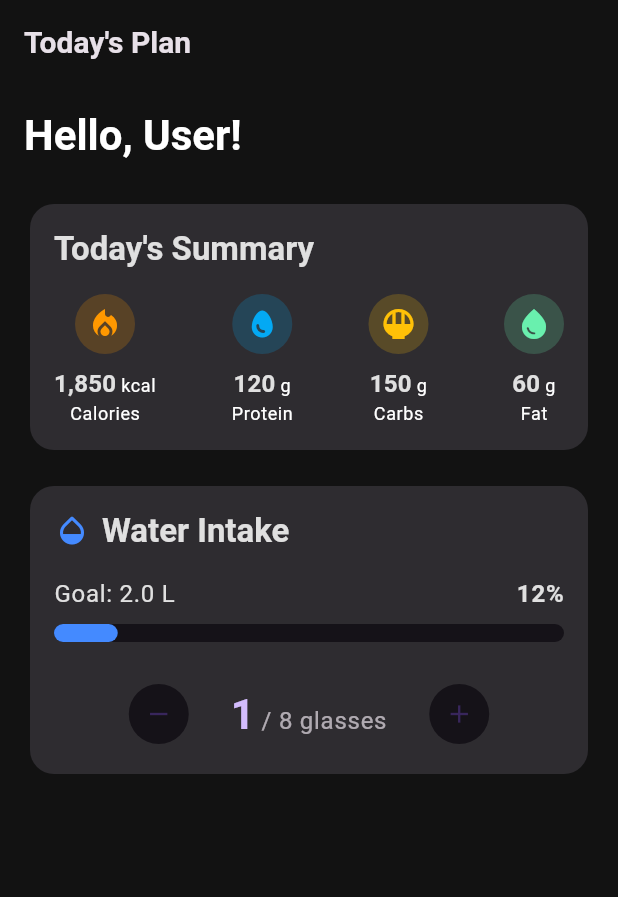
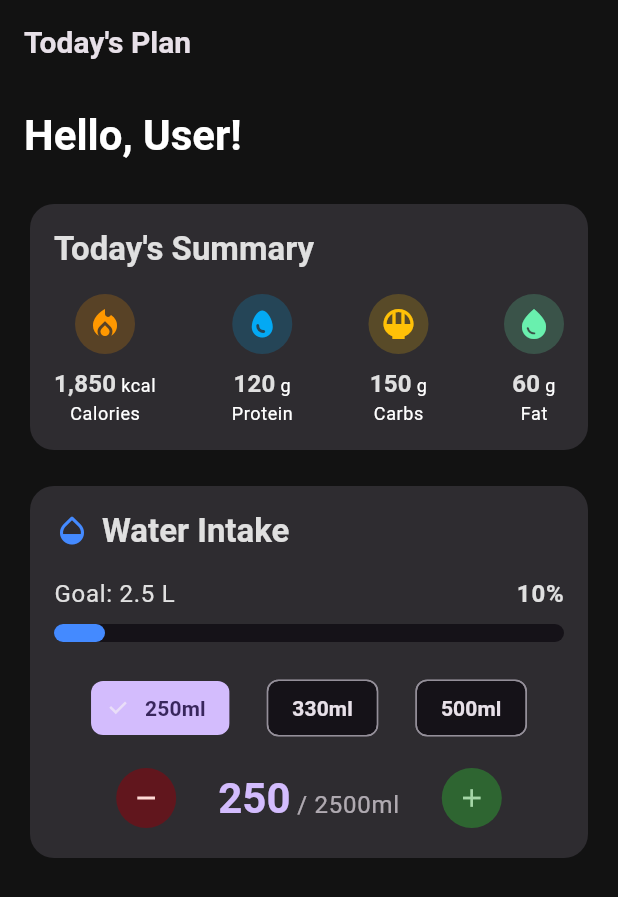
Before and after one commit to devrugu/health_ai_app, a Flutter app: the DashboardScreen screen opened directly, after a tap on the "add" icon, on a phone screen of 412 x 824 dp. Shown: the top 897 px of the screen. Run offline on Flutter 3.47's test engine with Material 3 defaults, Android fonts, the phone set to English and light mode, and no system bars; drawn by our look-alikes of flutter_animate.

Commit message:
feat(dashboard): Add cup size selection and enhance water tracker UI

```diff
--- /dev/null
+++ b/lib/src/features/dashboard/presentation/widgets/cup_size_selector.dart
@@ -0,0 +1,45 @@
+// lib/src/features/dashboard/presentation/widgets/cup_size_selector.dart
+
+import 'package:flutter/material.dart';
+
+class CupSizeSelector extends StatelessWidget {
+  final List<int> cupSizes;
+  final int selectedSize;
+  final Function(int) onSizeSelected;
+
+  const CupSizeSelector({
+    super.key,
+    required this.cupSizes,
+    required this.selectedSize,
+    required this.onSizeSelected,
+  });
+
+  @override
+  Widget build(BuildContext context) {
+    final theme = Theme.of(context);
+
+    return Row(
+      mainAxisAlignment: MainAxisAlignment.spaceEvenly,
+      children: cupSizes.map((size) {
+        final isSelected = size == selectedSize;
+        return ChoiceChip(
+          label: Text('${size}ml'),
+          selected: isSelected,
+          onSelected: (_) => onSizeSelected(size),
+          // Style for a more modern, integrated look
+          backgroundColor: theme.colorScheme.surface,
+          selectedColor: theme.colorScheme.primary,
+          labelStyle: TextStyle(
+            fontWeight: FontWeight.bold,
+            color: isSelected
+                ? theme.colorScheme.onPrimary
+                : theme.colorScheme.onSurface,
+          ),
+          side: isSelected
+              ? BorderSide.none
+              : BorderSide(color: theme.colorScheme.outline),
+        );
+      }).toList(),
+    );
+  }
+}
--- a/lib/src/features/dashboard/presentation/widgets/water_log_controls.dart
+++ b/lib/src/features/dashboard/presentation/widgets/water_log_controls.dart
@@ -3,15 +3,15 @@
 import 'package:flutter/material.dart';
 
 class WaterLogControls extends StatelessWidget {
-  final int glassesConsumed;
-  final int glassesGoal;
+  final int waterConsumedMl;
+  final int waterGoalMl;
   final VoidCallback onAdd;
   final VoidCallback onRemove;
 
   const WaterLogControls({
     super.key,
-    required this.glassesConsumed,
-    required this.glassesGoal,
+    required this.waterConsumedMl,
+    required this.waterGoalMl,
     required this.onAdd,
     required this.onRemove,
   });
@@ -19,38 +19,37 @@ class WaterLogControls extends StatelessWidget {
   @override
   Widget build(BuildContext context) {
     final theme = Theme.of(context);
-    // Button is disabled if we can't remove more water
-    final canRemove = glassesConsumed > 0;
-    // Button is disabled if we've already reached the goal
-    final canAdd = glassesConsumed < glassesGoal;
+    final canRemove = waterConsumedMl > 0;
+    final canAdd = waterConsumedMl < waterGoalMl;
 
     return Row(
       mainAxisAlignment: MainAxisAlignment.center,
       children: [
-        // The "Remove" button
+        // The "Remove" button - now with a reddish color
         IconButton.filled(
           style: IconButton.styleFrom(
-            backgroundColor: theme.colorScheme.surface,
+            backgroundColor: theme.colorScheme.errorContainer.withOpacity(0.5),
+            foregroundColor: theme.colorScheme.onErrorContainer,
           ),
           iconSize: 20,
-          onPressed: canRemove ? onRemove : null, // Disable if needed
+          onPressed: canRemove ? onRemove : null,
           icon: const Icon(Icons.remove),
         ),
         const SizedBox(width: 24),
 
-        // The text display
+        // Updated text display for milliliters
         Text.rich(
           TextSpan(
             children: [
               TextSpan(
-                text: '$glassesConsumed',
+                text: '$waterConsumedMl',
                 style: theme.textTheme.headlineMedium?.copyWith(
                   fontWeight: FontWeight.bold,
                   color: theme.colorScheme.primary,
                 ),
               ),
               TextSpan(
-                text: ' / $glassesGoal glasses',
+                text: ' / ${waterGoalMl}ml',
                 style: theme.textTheme.bodyLarge?.copyWith(
                   color: theme.colorScheme.onSurface.withOpacity(0.7),
                 ),
@@ -60,13 +59,15 @@ class WaterLogControls extends StatelessWidget {
         ),
         const SizedBox(width: 24),
 
-        // The "Add" button
+        // The "Add" button - now with a greenish color
         IconButton.filled(
           style: IconButton.styleFrom(
-            backgroundColor: theme.colorScheme.surface,
+            // A deep green that works well on dark themes
+            backgroundColor: Colors.green.shade800.withOpacity(0.7),
+            foregroundColor: Colors.green.shade200,
           ),
           iconSize: 20,
-          onPressed: canAdd ? onAdd : null, // Disable if needed
+          onPressed: canAdd ? onAdd : null,
           icon: const Icon(Icons.add),
         ),
       ],
--- a/lib/src/features/dashboard/presentation/widgets/water_tracker_card.dart
+++ b/lib/src/features/dashboard/presentation/widgets/water_tracker_card.dart
@@ -1,6 +1,8 @@
 // lib/src/features/dashboard/presentation/widgets/water_tracker_card.dart
 
+import 'dart:math'; // We need this for the min() and max() functions
 import 'package:flutter/material.dart';
+import 'package:health_ai_app/src/features/dashboard/presentation/widgets/cup_size_selector.dart';
 import 'package:health_ai_app/src/features/dashboard/presentation/widgets/water_log_controls.dart';
 
 class WaterTrackerCard extends StatefulWidget {
@@ -11,38 +13,50 @@ class WaterTrackerCard extends StatefulWidget {
 }
 
 class _WaterTrackerCardState extends State<WaterTrackerCard> {
-  // --- STATE VARIABLES ---
-  // These will be dynamic in the future, based on user's goal.
-  final int _glassesGoal = 8; // e.g., 8 glasses
-  final double _goalInLiters = 2.0;
+  // --- STATE VARIABLES (Now using Milliliters) ---
+  final int _waterGoalMl = 2500; // 2.5 Liters
+  int _waterConsumedMl = 0;
 
-  // This is the core state variable that will be updated.
-  int _glassesConsumed = 0;
+  // State for the cup selector
+  final List<int> _cupSizes = const [250, 330, 500];
+  late int _selectedCupSize; // 'late' because it's initialized in initState
 
-  // --- STATE METHODS ---
-  void _addGlass() {
-    // setState is crucial. It tells Flutter to rebuild the widget with the new state.
-    if (_glassesConsumed < _glassesGoal) {
-      setState(() {
-        _glassesConsumed++;
-      });
-    }
+  @override
+  void initState() {
+    super.initState();
+    // Set the default selected cup size when the widget is first created.
+    _selectedCupSize = _cupSizes.first;
   }
 
-  void _removeGlass() {
-    if (_glassesConsumed > 0) {
-      setState(() {
-        _glassesConsumed--;
-      });
-    }
+  // --- STATE METHODS (Updated for mL) ---
+  void _addWater() {
+    setState(() {
+      // Add the selected cup size, ensuring it doesn't exceed the goal.
+      _waterConsumedMl = min(_waterGoalMl, _waterConsumedMl + _selectedCupSize);
+    });
+  }
+
+  void _removeWater() {
+    setState(() {
+      // Remove the selected cup size, ensuring it doesn't go below zero.
+      _waterConsumedMl = max(0, _waterConsumedMl - _selectedCupSize);
+    });
+  }
+
+  void _onCupSizeChanged(int newSize) {
+    setState(() {
+      _selectedCupSize = newSize;
+    });
   }
 
   // Helper to calculate the progress for the bar
-  double get _progress => _glassesConsumed / _glassesGoal;
+  double get _progress => _waterConsumedMl / _waterGoalMl;
 
   @override
   Widget build(BuildContext context) {
     final theme = Theme.of(context);
+    // Convert goal to a string in Liters for display
+    final goalInLiters = (_waterGoalMl / 1000).toStringAsFixed(1);
 
     return Card(
       color: theme.colorScheme.surfaceVariant.withOpacity(0.5),
@@ -69,7 +83,7 @@ class _WaterTrackerCardState extends State<WaterTrackerCard> {
               mainAxisAlignment: MainAxisAlignment.spaceBetween,
               children: [
                 Text(
-                  "Goal: $_goalInLiters L", // Use our state variable
+                  "Goal: $goalInLiters L",
                   style: theme.textTheme.bodyLarge,
                 ),
                 Text(
@@ -80,22 +94,31 @@ class _WaterTrackerCardState extends State<WaterTrackerCard> {
               ],
             ),
             const SizedBox(height: 8),
-            // The progress bar will now update automatically based on _progress
             LinearProgressIndicator(
-              value: _progress,
+              value:
+                  _progress.isNaN ? 0 : _progress, // Handle potential 0/0 case
               minHeight: 12,
               borderRadius: BorderRadius.circular(6),
               backgroundColor: theme.colorScheme.surface,
               valueColor:
                   const AlwaysStoppedAnimation<Color>(Colors.blueAccent),
             ),
-            const SizedBox(height: 24),
-            // Our new interactive controls
+            const SizedBox(height: 20),
+
+            // Our new cup size selector widget
+            CupSizeSelector(
+              cupSizes: _cupSizes,
+              selectedSize: _selectedCupSize,
+              onSizeSelected: _onCupSizeChanged,
+            ),
+            const SizedBox(height: 12),
+
+            // Our restyled and updated controls
             WaterLogControls(
-              glassesConsumed: _glassesConsumed,
-              glassesGoal: _glassesGoal,
-              onAdd: _addGlass, // Pass the method to the child widget
-              onRemove: _removeGlass, // Pass the method to the child widget
+              waterConsumedMl: _waterConsumedMl,
+              waterGoalMl: _waterGoalMl,
+              onAdd: _addWater,
+              onRemove: _removeWater,
             ),
           ],
         ),
```
